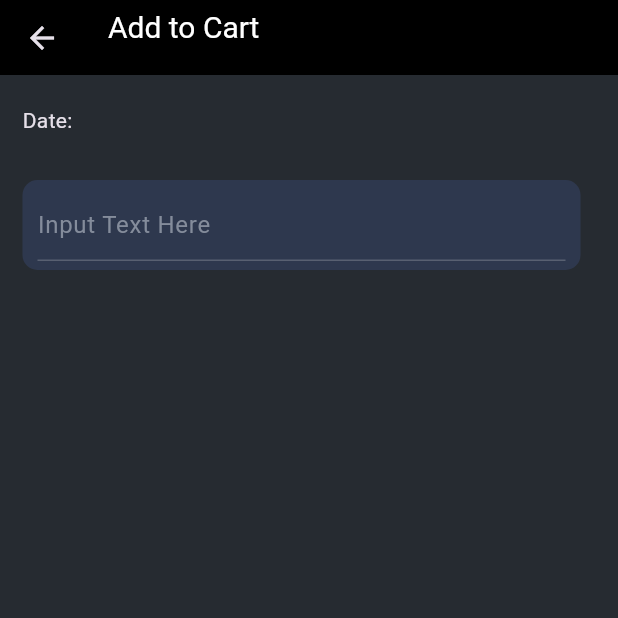
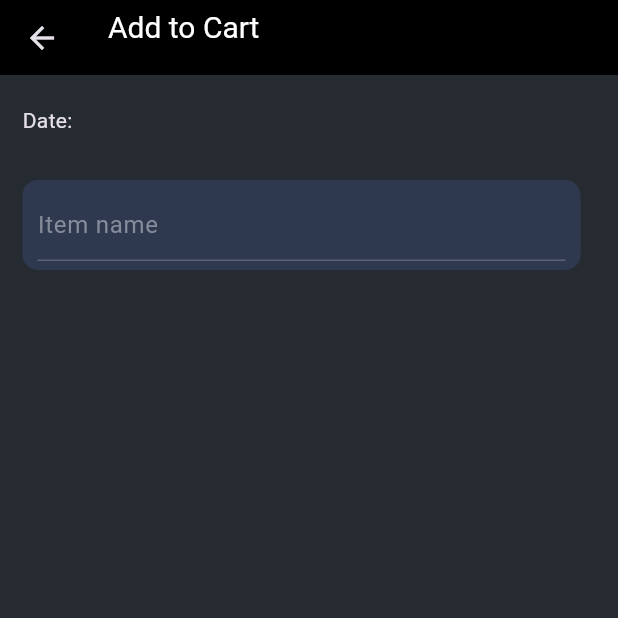
Before and after one commit to nafi-ullah/Mess-Manager, a Flutter app: the BazarForm screen opened directly, on a phone screen of 412 x 824 dp, the top half of it. Run offline on Flutter 3.47's test engine with Material 3 defaults, Android fonts, the light colour scheme and no system bars; our stand-ins replace curved_navigation_bar, font_awesome_flutter, google_fonts, shared_preferences; missing offline and left inert: zego_uikit_prebuilt_call; accounts and stored records are empty.

Commit message:
minor update

```diff
--- a/lib/widgets/bazarForm.dart
+++ b/lib/widgets/bazarForm.dart
@@ -9,6 +9,8 @@ class BazarForm extends StatefulWidget {
 
 class _BazarFormState extends State<BazarForm> {
   List<TextEditingController> listController = [TextEditingController()];
+  List<TextEditingController> quantityController = [TextEditingController()];
+  List<TextEditingController> costController = [TextEditingController()];
 
   @override
   Widget build(BuildContext context) {
@@ -75,7 +77,7 @@ class _BazarFormState extends State<BazarForm> {
                             style: const TextStyle(color: Color(0xFFF8F8FF)),
                             decoration: const InputDecoration(
                               border: InputBorder.none,
-                              hintText: "Input Text Here",
+                              hintText: "Item name",
                               hintStyle: TextStyle(
                                   color: Color.fromARGB(255, 132, 140, 155)),
                             ),
@@ -130,7 +132,7 @@ class _BazarFormState extends State<BazarForm> {
             ),
           ),
           const SizedBox(
-            width: 10,
+            width: 50,
           )
         ],
       ),
```
